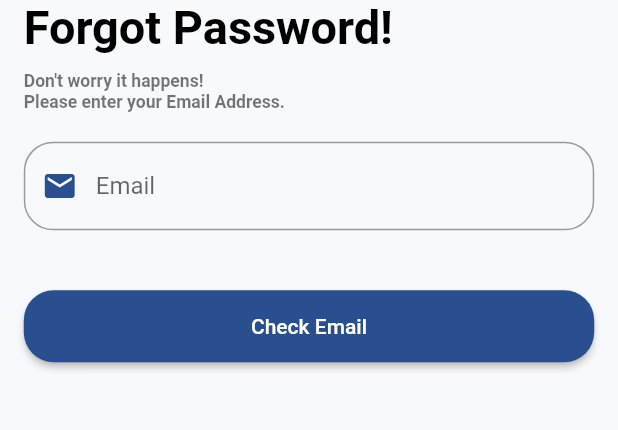
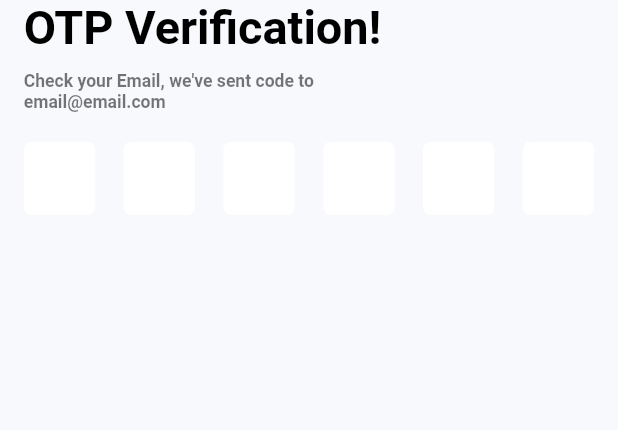
Before and after one commit to amrabdalfatah/easy_cut_2023, a Flutter app: the ForgotPassword screen opened by its route, after a tap on "Check Email", on a phone screen of 412 x 824 dp, the part 442-872 px from its top. Run offline on Flutter 3.47's test engine with Material 2 defaults, Android fonts, the phone set to English and light mode, and no system bars; drawn by our look-alikes of pin_code_fields; our stand-ins replace get, shared_preferences; accounts and stored records are empty.

Commit message:
Finish Auth UI

```diff
--- a/lib/controller/auth/forget_password_controller.dart
+++ b/lib/controller/auth/forget_password_controller.dart
@@ -1,3 +1,4 @@
+import 'package:easycut/core/constant/routes.dart';
 import 'package:flutter/material.dart';
 import 'package:get/get.dart';
 
@@ -8,9 +9,10 @@ abstract class ForgetPasswordController extends GetxController {
 class ForgetPasswordControllerImp extends ForgetPasswordController {
   late TextEditingController email;
 
-
   @override
-  checkEmail() {}
+  checkEmail() {
+    Get.toNamed(AppRoute.verifyCode);
+  }
 
   @override
   void onInit() {
--- a/lib/controller/auth/signup_controller.dart
+++ b/lib/controller/auth/signup_controller.dart
@@ -1,3 +1,4 @@
+import 'package:easycut/core/constant/routes.dart';
 import 'package:flutter/material.dart';
 import 'package:get/get.dart';
 
@@ -20,7 +21,9 @@ class SignUpControllerImp extends SignUpController {
   }
 
   @override
-  signUp() {}
+  signUp() {
+    Get.toNamed(AppRoute.activateCode);
+  }
 
   @override
   void onInit() {
--- /dev/null
+++ b/lib/controller/auth/verify_code_controller.dart
@@ -0,0 +1,23 @@
+import 'package:easycut/core/constant/routes.dart';
+import 'package:get/get.dart';
+
+abstract class VerifyCodeController extends GetxController {
+  checkCode();
+}
+
+class VerifyCodeControllerImp extends VerifyCodeController {
+  @override
+  checkCode() {
+    Get.toNamed(AppRoute.resetPassword);
+  }
+
+  @override
+  void onInit() {
+    super.onInit();
+  }
+
+  @override
+  void dispose() {
+    super.dispose();
+  }
+}
--- a/lib/core/constant/routes.dart
+++ b/lib/core/constant/routes.dart
@@ -1,16 +1,16 @@
 class AppRoute {
-  static const String onBoarding = "/onboarding";
-  static const String login = "/login";
-  static const String signUp = "/signup";
-  static const String forgetPassword = "/forgetpassword";
-  static const String verifyCode = "/verifycode";
-  static const String resetPassword = "/resetpassword";
-  static const String successSignUp = "/successsignup";
-  static const String successResetpassword = "/successresetpassword";
-  static const String checkemail = "/checkemail";
-  static const String verfiyCodeSignUp = "/verfiycodesignup";
-  // Home
-  static const String homepage = "/homepage";
+  // ============ On Boarding Routes ==================
+  static const String onBoarding = "/onboarding"; // done
+  // ============ Auth Routes        ==================
+  static const String login = "/login"; // done
+  static const String signUp = "/signup"; // done
+  static const String forgetPassword = "/forgetpassword"; // done
+  static const String verifyCode = "/verifycode"; // done
+  static const String resetPassword = "/resetpassword"; // done
+  static const String activateCode = "/activatecode"; // done
+  static const String success = "/success"; // done
+  // ============ Home Routes         ==================
+  static const String home = "/home";
   static const String items = "/items";
   static const String productdetails = "/productdetails";
   static const String myfavroite = "/myfavroite";
--- a/lib/view/screen/auth/forgot_password.dart
+++ b/lib/view/screen/auth/forget_password/forgot_password.dart
@@ -1,14 +1,18 @@
+import 'package:easycut/controller/auth/forget_password_controller.dart';
 import 'package:easycut/core/constant/dimensions.dart';
 import 'package:easycut/view/widget/auth/custom_button_auth.dart';
 import 'package:easycut/view/widget/auth/custom_text_form_auth.dart';
 import 'package:easycut/view/widget/auth/header_auth.dart';
 import 'package:flutter/material.dart';
+import 'package:get/get.dart';
 
 class ForgotPassword extends StatelessWidget {
   const ForgotPassword({Key? key}) : super(key: key);
 
   @override
   Widget build(BuildContext context) {
+    ForgetPasswordControllerImp controller =
+        Get.put(ForgetPasswordControllerImp());
     return Scaffold(
       body: Padding(
         padding: EdgeInsets.symmetric(
@@ -23,13 +27,15 @@ class ForgotPassword extends StatelessWidget {
               secondDesc: "Please enter your Email Address.",
             ),
             CustomTextFormAuth(
-              myController: TextEditingController(),
+              myController: controller.email,
               type: TextInputType.emailAddress,
               hintText: "Email",
               prefixIcon: Icons.email,
             ),
             CustomButtonAuth(
-              onPressed: () {},
+              onPressed: () {
+                controller.checkEmail();
+              },
               text: "Check Email",
             ),
           ],
--- /dev/null
+++ b/lib/view/screen/auth/forget_password/verify_code.dart
@@ -0,0 +1,70 @@
+import 'package:easycut/controller/auth/verify_code_controller.dart';
+import 'package:easycut/core/constant/color.dart';
+import 'package:easycut/core/constant/dimensions.dart';
+import 'package:easycut/view/widget/auth/header_auth.dart';
+import 'package:flutter/material.dart';
+import 'package:get/get.dart';
+import 'package:pin_code_fields/pin_code_fields.dart';
+
+class VerifyCode extends StatelessWidget {
+  const VerifyCode({Key? key}) : super(key: key);
+
+  @override
+  Widget build(BuildContext context) {
+    VerifyCodeControllerImp controller = Get.put(VerifyCodeControllerImp());
+    return Scaffold(
+      body: Padding(
+        padding: EdgeInsets.symmetric(
+          horizontal: Dimensions.width15,
+          vertical: Dimensions.height15,
+        ),
+        child: ListView(
+          children: [
+            const HeaderAuth(
+              title: "OTP Verification!",
+              firstDesc: "Check your Email, we've sent code to",
+              secondDesc: "email@email.com",
+            ),
+            PinCodeTextField(
+              appContext: context,
+              pastedTextStyle: const TextStyle(
+                color: AppColor.primaryColor,
+                fontWeight: FontWeight.bold,
+              ),
+              length: 6,
+              animationType: AnimationType.fade,
+              validator: (v) {
+                if (v!.length < 6) {
+                  return "Enter Full Number";
+                } else {
+                  return null;
+                }
+              },
+              pinTheme: PinTheme(
+                shape: PinCodeFieldShape.box,
+                borderRadius: BorderRadius.circular(5),
+                fieldHeight: Dimensions.height50,
+                fieldWidth: Dimensions.width45,
+                activeFillColor: Colors.white,
+                inactiveColor: Colors.white,
+                disabledColor: Colors.white,
+                inactiveFillColor: Colors.white,
+                activeColor: Colors.white,
+                selectedColor: Colors.white,
+                selectedFillColor: Colors.white,
+              ),
+              cursorColor: Colors.black,
+              animationDuration: const Duration(milliseconds: 300),
+              enableActiveFill: true,
+              keyboardType: TextInputType.number,
+              onChanged: (value) {},
+              onCompleted: (value) {
+                controller.checkCode();
+              },
+            ),
+          ],
+        ),
+      ),
+    );
+  }
+}
--- a/lib/view/screen/auth/signup.dart
+++ b/lib/view/screen/auth/signup.dart
@@ -149,7 +149,9 @@ class SignUp extends StatelessWidget {
               ),
             ),
             CustomButtonAuth(
-              onPressed: () {},
+              onPressed: () {
+                controller.signUp();
+              },
               text: "Sign Up",
             ),
             Row(
```
Also changed, not shown: lib/controller/auth/activate_code_controller.dart (added, +23 -0 lines), lib/controller/auth/reset_password_controller.dart (added, +30 -0 lines), lib/routes.dart (+11 -1 lines), lib/view/screen/auth/activate_code.dart (added, +70 -0 lines), lib/view/screen/auth/forget_password/reset_password.dart (added, +58 -0 lines), lib/view/screen/auth/success.dart (added, +47 -0 lines).
